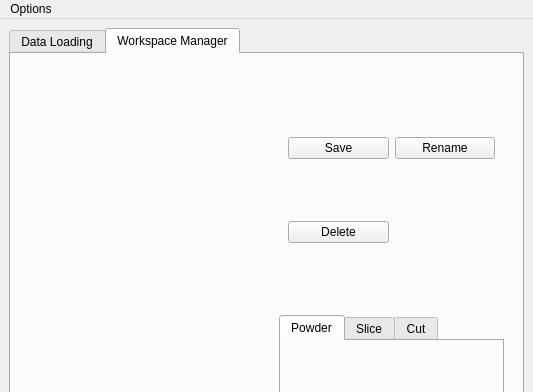
Above: mslice/app/mainwindow.ui from mantidproject/mslice before the change; both pictures show x 0 to 533 and y 0 to 392 of the 533 by 602 pixel window. Below: the same form after it.
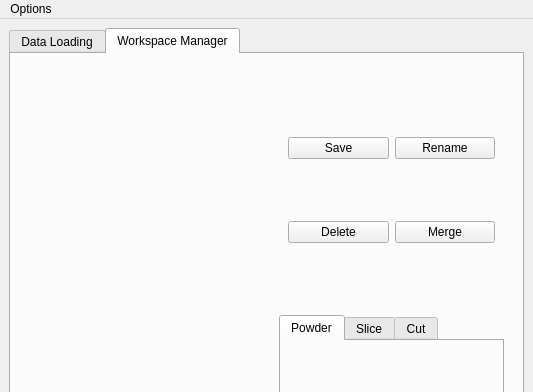
That is the form after the change. The open tabs and pages were chosen to show the change. Custom widgets are drawn as their Qt base class.

Commit message: connected buttons to presenter re #207

What changed in the file:
```diff
--- a/mslice/app/mainwindow.ui
+++ b/mslice/app/mainwindow.ui
@@ -78,6 +78,13 @@
                 </property>
                </widget>
               </item>
+              <item row="1" column="1">
+               <widget class="QPushButton" name="btnMerge">
+                <property name="text">
+                 <string>Merge</string>
+                </property>
+               </widget>
+              </item>
              </layout>
             </widget>
            </item>
```
Left out of the diff: 2 changed lines with no effect on the pictures. The commit also changes 4 other files.
